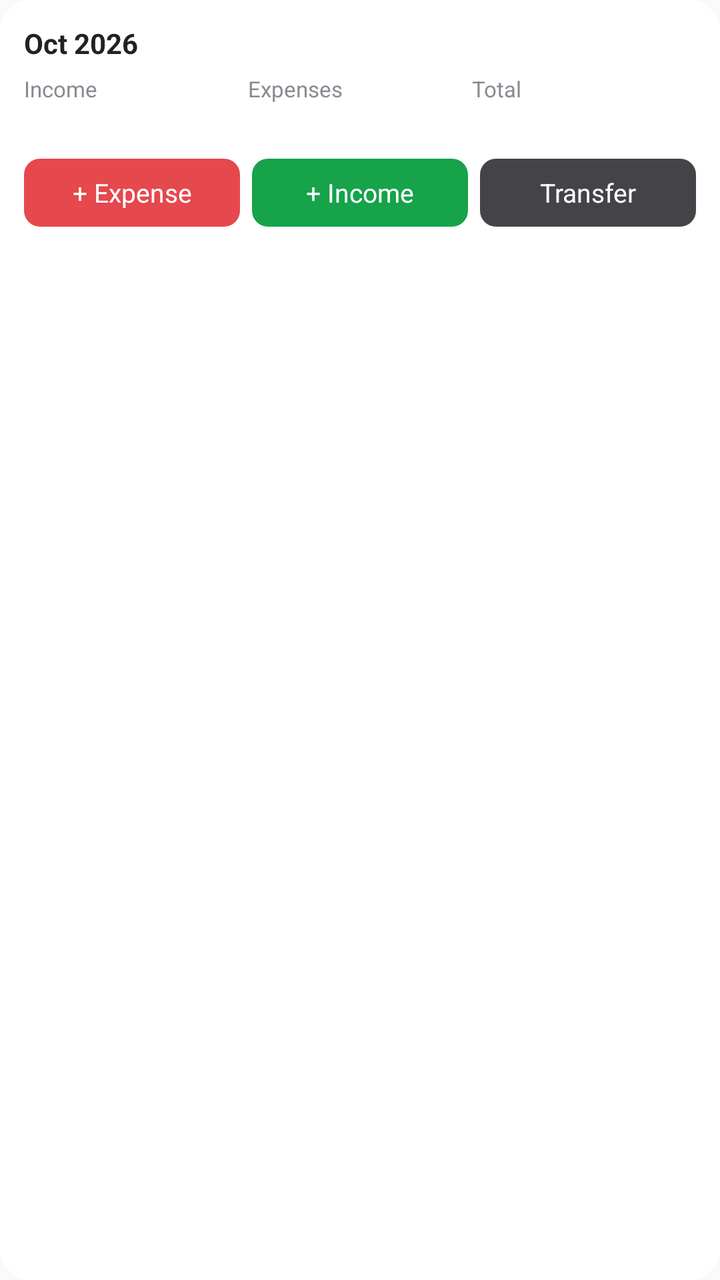
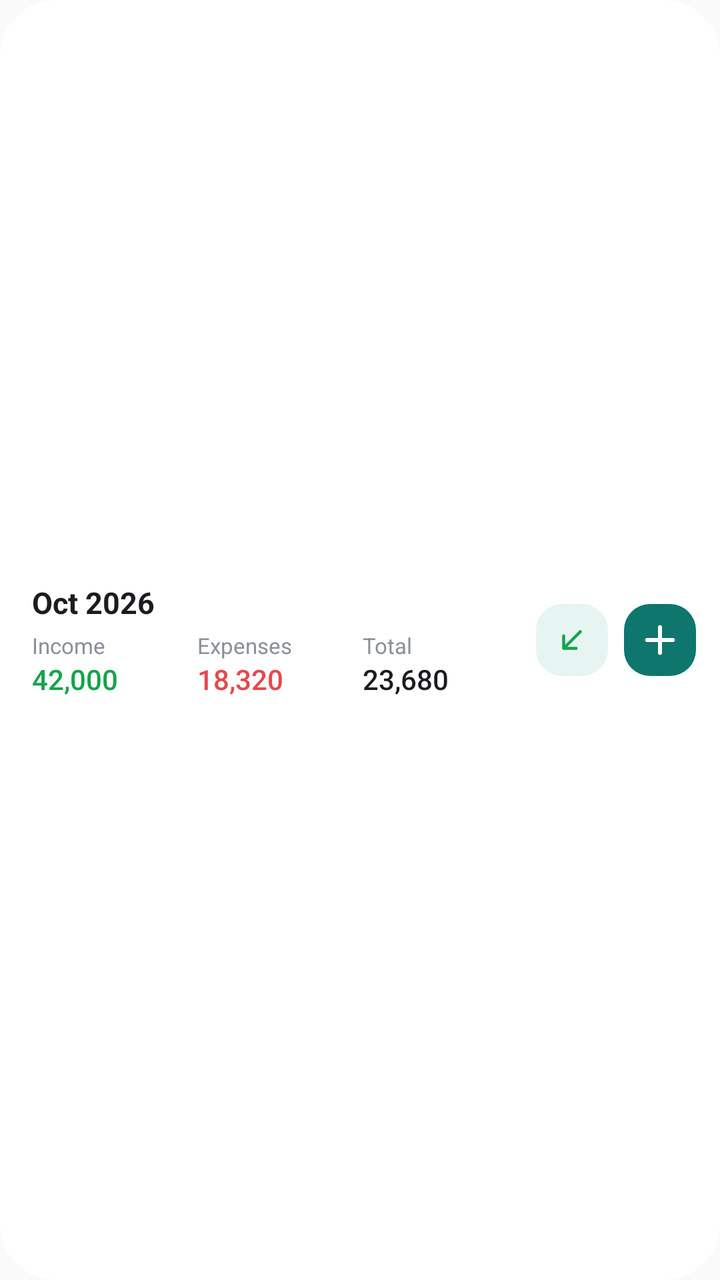

Screens rendered from an Android XML layout before and after an edit, with the pre-edit source and the edit as a unified diff.
<!-- AndroidManifest.xml: application theme android:Theme.Material.Light.NoActionBar -->
<!-- res/layout/widget_summary.xml -->
<?xml version="1.0" encoding="utf-8"?>
<FrameLayout xmlns:android="http://schemas.android.com/apk/res/android"
    android:id="@+id/w_root"
    android:layout_width="match_parent"
    android:layout_height="match_parent">

    <ImageView android:id="@+id/w_bg" android:layout_width="match_parent" android:layout_height="match_parent"
        android:scaleType="fitXY" android:src="@drawable/widget_bg" android:importantForAccessibility="no" />

<LinearLayout
    android:layout_width="match_parent"
    android:layout_height="match_parent"
    android:orientation="vertical"
    android:padding="12dp">

    <TextView android:id="@+id/w_month" android:layout_width="wrap_content" android:layout_height="wrap_content"
        android:textColor="#222222" android:textSize="14sp" android:textStyle="bold" android:text="Oct 2026" />

    <LinearLayout android:layout_width="match_parent" android:layout_height="wrap_content" android:layout_marginTop="6dp" android:orientation="horizontal">
        <LinearLayout android:layout_width="0dp" android:layout_height="wrap_content" android:layout_weight="1" android:orientation="vertical">
            <TextView android:layout_width="wrap_content" android:layout_height="wrap_content" android:id="@+id/w_l_income" android:text="Income" android:textColor="#8A8A92" android:textSize="11sp" />
            <TextView android:id="@+id/w_income" android:layout_width="wrap_content" android:layout_height="wrap_content" android:textColor="#16A34A" android:textSize="13sp" />
        </LinearLayout>
        <LinearLayout android:layout_width="0dp" android:layout_height="wrap_content" android:layout_weight="1" android:orientation="vertical">
            <TextView android:layout_width="wrap_content" android:layout_height="wrap_content" android:id="@+id/w_l_expense" android:text="Expenses" android:textColor="#8A8A92" android:textSize="11sp" />
            <TextView android:id="@+id/w_expense" android:layout_width="wrap_content" android:layout_height="wrap_content" android:textColor="#E5484D" android:textSize="13sp" />
        </LinearLayout>
        <LinearLayout android:layout_width="0dp" android:layout_height="wrap_content" android:layout_weight="1" android:orientation="vertical">
            <TextView android:layout_width="wrap_content" android:layout_height="wrap_content" android:id="@+id/w_l_total" android:text="Total" android:textColor="#8A8A92" android:textSize="11sp" />
            <TextView android:id="@+id/w_total" android:layout_width="wrap_content" android:layout_height="wrap_content" android:textColor="#333336" android:textSize="13sp" />
        </LinearLayout>
    </LinearLayout>

    <LinearLayout android:layout_width="match_parent" android:layout_height="wrap_content" android:layout_marginTop="10dp" android:orientation="horizontal">
        <TextView android:id="@+id/w_add_expense" android:layout_width="0dp" android:layout_height="34dp" android:layout_weight="1"
            android:background="@drawable/widget_button" android:gravity="center" android:text="+ Expense" android:textColor="#FFFFFF" android:textSize="13sp" />
        <TextView android:id="@+id/w_add_income" android:layout_width="0dp" android:layout_height="34dp" android:layout_weight="1" android:layout_marginStart="6dp"
            android:background="@drawable/widget_button_income" android:gravity="center" android:text="+ Income" android:textColor="#FFFFFF" android:textSize="13sp" />
        <TextView android:id="@+id/w_add_transfer" android:layout_width="0dp" android:layout_height="34dp" android:layout_weight="1" android:layout_marginStart="6dp"
            android:background="@drawable/widget_button_neutral" android:gravity="center" android:text="Transfer" android:textColor="#FFFFFF" android:textSize="13sp" />
    </LinearLayout>
</LinearLayout>
</FrameLayout>
<!-- resources referenced by this layout -->
<resources>
  <!-- drawable widget_bg (drawable) -->
  <?xml version="1.0" encoding="utf-8"?>
  <shape xmlns:android="http://schemas.android.com/apk/res/android" android:shape="rectangle">
      <solid android:color="#FFFFFFFF" />
      <corners android:radius="16dp" />
  </shape>
  <!-- drawable widget_button (drawable) -->
  <?xml version="1.0" encoding="utf-8"?>
  <shape xmlns:android="http://schemas.android.com/apk/res/android" android:shape="rectangle">
      <solid android:color="#FFE5484D" />
      <corners android:radius="8dp" />
  </shape>
  <!-- drawable widget_button_income (drawable) -->
  <?xml version="1.0" encoding="utf-8"?>
  <shape xmlns:android="http://schemas.android.com/apk/res/android" android:shape="rectangle">
      <solid android:color="#FF16A34A" />
      <corners android:radius="8dp" />
  </shape>
  <!-- drawable widget_button_neutral (drawable) -->
  <?xml version="1.0" encoding="utf-8"?>
  <shape xmlns:android="http://schemas.android.com/apk/res/android" android:shape="rectangle">
      <solid android:color="#FF444448" />
      <corners android:radius="8dp" />
  </shape>
</resources>

<!-- the commit's change to res/layout/widget_summary.xml (unified diff, before → after) -->
@@ -1,43 +1,51 @@
 <?xml version="1.0" encoding="utf-8"?>
 <FrameLayout xmlns:android="http://schemas.android.com/apk/res/android"
-    android:id="@+id/w_root"
-    android:layout_width="match_parent"
-    android:layout_height="match_parent">
-
+    android:id="@android:id/background" android:layout_width="match_parent" android:layout_height="match_parent"
+    android:background="@drawable/widget_outline" android:clipToOutline="true">
     <ImageView android:id="@+id/w_bg" android:layout_width="match_parent" android:layout_height="match_parent"
         android:scaleType="fitXY" android:src="@drawable/widget_bg" android:importantForAccessibility="no" />
-
-<LinearLayout
-    android:layout_width="match_parent"
-    android:layout_height="match_parent"
-    android:orientation="vertical"
-    android:padding="12dp">
-
-    <TextView android:id="@+id/w_month" android:layout_width="wrap_content" android:layout_height="wrap_content"
-        android:textColor="#222222" android:textSize="14sp" android:textStyle="bold" android:text="Oct 2026" />
-
-    <LinearLayout android:layout_width="match_parent" android:layout_height="wrap_content" android:layout_marginTop="6dp" android:orientation="horizontal">
+    <LinearLayout android:layout_width="match_parent" android:layout_height="match_parent" android:orientation="horizontal"
+        android:gravity="center_vertical" android:paddingStart="16dp" android:paddingEnd="12dp" android:paddingTop="8dp" android:paddingBottom="8dp">
         <LinearLayout android:layout_width="0dp" android:layout_height="wrap_content" android:layout_weight="1" android:orientation="vertical">
-            <TextView android:layout_width="wrap_content" android:layout_height="wrap_content" android:id="@+id/w_l_income" android:text="Income" android:textColor="#8A8A92" android:textSize="11sp" />
-            <TextView android:id="@+id/w_income" android:layout_width="wrap_content" android:layout_height="wrap_content" android:textColor="#16A34A" android:textSize="13sp" />
+            <TextView android:id="@+id/w_month" android:layout_width="wrap_content" android:layout_height="wrap_content"
+                android:text="Oct 2026" android:textColor="@color/widget_ink" android:textSize="15sp" android:textStyle="bold" android:maxLines="1" />
+            <LinearLayout android:layout_width="match_parent" android:layout_height="wrap_content" android:layout_marginTop="4dp" android:orientation="horizontal">
+                <LinearLayout android:layout_width="0dp" android:layout_height="wrap_content" android:layout_weight="1" android:orientation="vertical">
+                    <TextView android:id="@+id/w_l_income" android:layout_width="wrap_content" android:layout_height="wrap_content"
+                        android:text="Income" android:textColor="@color/widget_subtle" android:textSize="11sp" android:maxLines="1" />
+                    <TextView android:id="@+id/w_income" android:layout_width="match_parent" android:layout_height="wrap_content"
+                        android:text="42,000" android:textColor="@color/widget_income" android:textSize="14sp" android:fontFamily="sans-serif-medium"
+                        android:maxLines="1" android:autoSizeTextType="uniform" android:autoSizeMinTextSize="10sp" android:autoSizeMaxTextSize="14sp" />
+                </LinearLayout>
+                <LinearLayout android:layout_width="0dp" android:layout_height="wrap_content" android:layout_weight="1" android:orientation="vertical" android:layout_marginStart="6dp">
+                    <TextView android:id="@+id/w_l_expense" android:layout_width="wrap_content" android:layout_height="wrap_content"
+                        android:text="Expenses" android:textColor="@color/widget_subtle" android:textSize="11sp" android:maxLines="1" />
+                    <TextView android:id="@+id/w_expense" android:layout_width="match_parent" android:layout_height="wrap_content"
+                        android:text="18,320" android:textColor="@color/widget_expense" android:textSize="14sp" android:fontFamily="sans-serif-medium"
+                        android:maxLines="1" android:autoSizeTextType="uniform" android:autoSizeMinTextSize="10sp" android:autoSizeMaxTextSize="14sp" />
+                </LinearLayout>
+                <LinearLayout android:layout_width="0dp" android:layout_height="wrap_content" android:layout_weight="1" android:orientation="vertical" android:layout_marginStart="6dp">
+                    <TextView android:id="@+id/w_l_total" android:layout_width="wrap_content" android:layout_height="wrap_content"
+                        android:text="Total" android:textColor="@color/widget_subtle" android:textSize="11sp" android:maxLines="1" />
+                    <TextView android:id="@+id/w_total" android:layout_width="match_parent" android:layout_height="wrap_content"
+                        android:text="23,680" android:textColor="@color/widget_ink" android:textSize="14sp" android:fontFamily="sans-serif-medium"
+                        android:maxLines="1" android:autoSizeTextType="uniform" android:autoSizeMinTextSize="10sp" android:autoSizeMaxTextSize="14sp" />
+                </LinearLayout>
+            </LinearLayout>
         </LinearLayout>
-        <LinearLayout android:layout_width="0dp" android:layout_height="wrap_content" android:layout_weight="1" android:orientation="vertical">
-            <TextView android:layout_width="wrap_content" android:layout_height="wrap_content" android:id="@+id/w_l_expense" android:text="Expenses" android:textColor="#8A8A92" android:textSize="11sp" />
-            <TextView android:id="@+id/w_expense" android:layout_width="wrap_content" android:layout_height="wrap_content" android:textColor="#E5484D" android:textSize="13sp" />
-        </LinearLayout>
-        <LinearLayout android:layout_width="0dp" android:layout_height="wrap_content" android:layout_weight="1" android:orientation="vertical">
-            <TextView android:layout_width="wrap_content" android:layout_height="wrap_content" android:id="@+id/w_l_total" android:text="Total" android:textColor="#8A8A92" android:textSize="11sp" />
-            <TextView android:id="@+id/w_total" android:layout_width="wrap_content" android:layout_height="wrap_content" android:textColor="#333336" android:textSize="13sp" />
+        <LinearLayout android:layout_width="wrap_content" android:layout_height="wrap_content" android:layout_marginStart="10dp" android:orientation="horizontal">
+                <FrameLayout android:id="@+id/w_add_income" android:layout_width="36dp" android:layout_height="36dp">
+                    <ImageView android:id="@+id/w_add_income_bg" android:layout_width="match_parent" android:layout_height="match_parent"
+                        android:src="@drawable/widget_fab_tint" android:importantForAccessibility="no" />
+                    <ImageView android:id="@+id/w_add_income_icon" android:layout_width="20dp" android:layout_height="20dp" android:layout_gravity="center"
+                        android:src="@drawable/ic_qa_income" android:importantForAccessibility="no" />
+                </FrameLayout>
+                <FrameLayout android:id="@+id/w_add_expense" android:layout_width="36dp" android:layout_height="36dp" android:layout_marginStart="8dp">
+                    <ImageView android:id="@+id/w_add_expense_bg" android:layout_width="match_parent" android:layout_height="match_parent"
+                        android:src="@drawable/widget_fab" android:importantForAccessibility="no" />
+                    <ImageView android:layout_width="22dp" android:layout_height="22dp" android:layout_gravity="center"
+                        android:src="@drawable/ic_widget_add" android:importantForAccessibility="no" />
+                </FrameLayout>
         </LinearLayout>
     </LinearLayout>
-
-    <LinearLayout android:layout_width="match_parent" android:layout_height="wrap_content" android:layout_marginTop="10dp" android:orientation="horizontal">
-        <TextView android:id="@+id/w_add_expense" android:layout_width="0dp" android:layout_height="34dp" android:layout_weight="1"
-            android:background="@drawable/widget_button" android:gravity="center" android:text="+ Expense" android:textColor="#FFFFFF" android:textSize="13sp" />
-        <TextView android:id="@+id/w_add_income" android:layout_width="0dp" android:layout_height="34dp" android:layout_weight="1" android:layout_marginStart="6dp"
-            android:background="@drawable/widget_button_income" android:gravity="center" android:text="+ Income" android:textColor="#FFFFFF" android:textSize="13sp" />
-        <TextView android:id="@+id/w_add_transfer" android:layout_width="0dp" android:layout_height="34dp" android:layout_weight="1" android:layout_marginStart="6dp"
-            android:background="@drawable/widget_button_neutral" android:gravity="center" android:text="Transfer" android:textColor="#FFFFFF" android:textSize="13sp" />
-    </LinearLayout>
-</LinearLayout>
 </FrameLayout>
<!-- resource entries referenced after the edit -->
@@ -1,28 +1,50 @@
 <!-- resources referenced by this layout -->
 <resources>
+  <color name="widget_expense">#FFE5484D</color>
+  <color name="widget_income">#FF16A34A</color>
+  <color name="widget_ink">#FF1B1C1F</color>
+  <color name="widget_subtle">#FF8A8F99</color>
+  <!-- drawable ic_qa_income (drawable) -->
+  <?xml version="1.0" encoding="utf-8"?>
+  <vector xmlns:android="http://schemas.android.com/apk/res/android"
+      android:width="24dp" android:height="24dp" android:viewportWidth="24" android:viewportHeight="24">
+      <path android:strokeColor="#16A34A" android:strokeWidth="1.8" android:strokeLineCap="round" android:strokeLineJoin="round"
+          android:fillColor="#00000000" android:pathData="M17,7 L7,17 M7,9.5 L7,17 L14.5,17" />
+  </vector>
+  <!-- drawable ic_widget_add (drawable) -->
+  <?xml version="1.0" encoding="utf-8"?>
+  <vector xmlns:android="http://schemas.android.com/apk/res/android"
+      android:width="24dp" android:height="24dp" android:viewportWidth="24" android:viewportHeight="24">
+      <path android:strokeColor="#FFFFFFFF" android:strokeWidth="2.2" android:strokeLineCap="round"
+          android:fillColor="#00000000" android:pathData="M12,5 V19 M5,12 H19" />
+  </vector>
   <!-- drawable widget_bg (drawable) -->
   <?xml version="1.0" encoding="utf-8"?>
   <shape xmlns:android="http://schemas.android.com/apk/res/android" android:shape="rectangle">
-      <solid android:color="#FFFFFFFF" />
-      <corners android:radius="16dp" />
+      <solid android:color="@color/widget_surface" />
+      <corners android:radius="@dimen/widget_radius" />
   </shape>
-  <!-- drawable widget_button (drawable) -->
+  <!-- drawable widget_fab (drawable) -->
   <?xml version="1.0" encoding="utf-8"?>
   <shape xmlns:android="http://schemas.android.com/apk/res/android" android:shape="rectangle">
-      <solid android:color="#FFE5484D" />
-      <corners android:radius="8dp" />
+      <solid android:color="@color/widget_accent" />
+      <corners android:radius="13dp" />
   </shape>
-  <!-- drawable widget_button_income (drawable) -->
+  <!-- drawable widget_fab_tint (drawable) -->
   <?xml version="1.0" encoding="utf-8"?>
   <shape xmlns:android="http://schemas.android.com/apk/res/android" android:shape="rectangle">
-      <solid android:color="#FF16A34A" />
-      <corners android:radius="8dp" />
+      <solid android:color="@color/widget_accent_tint" />
+      <corners android:radius="13dp" />
   </shape>
-  <!-- drawable widget_button_neutral (drawable) -->
+  <!-- drawable widget_outline (drawable) -->
   <?xml version="1.0" encoding="utf-8"?>
   <shape xmlns:android="http://schemas.android.com/apk/res/android" android:shape="rectangle">
-      <solid android:color="#FF444448" />
-      <corners android:radius="8dp" />
+      <solid android:color="#00000000" />
+      <corners android:radius="@dimen/widget_radius" />
   </shape>
+  <color name="widget_surface">#FFFFFFFF</color>
+  <dimen name="widget_radius">20dp</dimen>
+  <color name="widget_accent">#FF0F766E</color>
+  <color name="widget_accent_tint">#FFE6F4F2</color>
 </resources>
 
